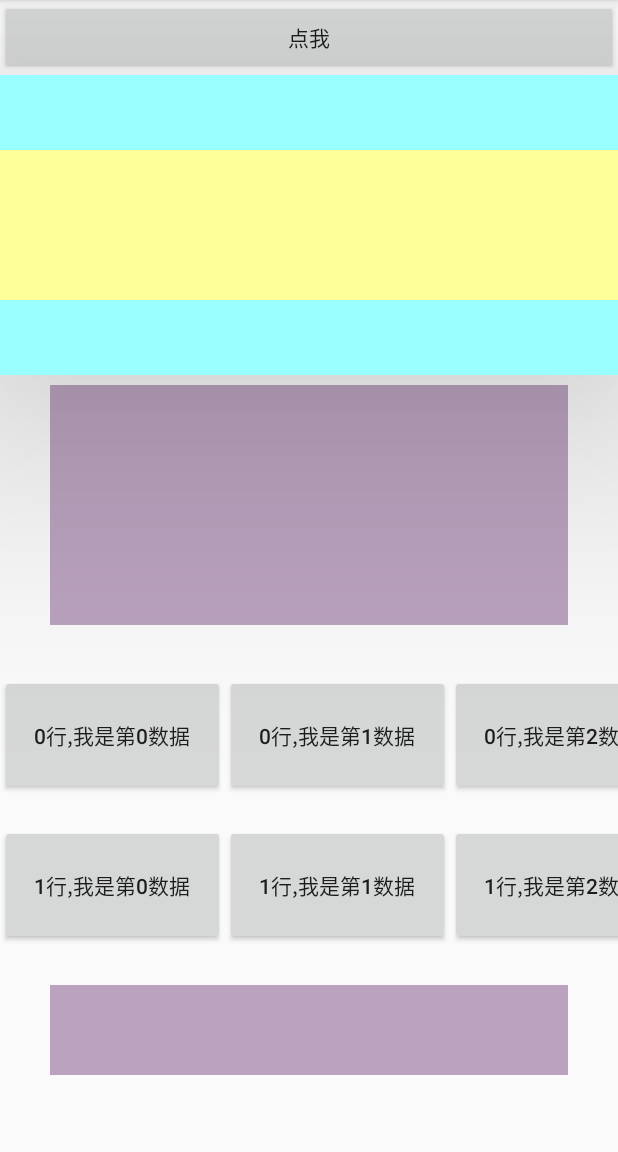
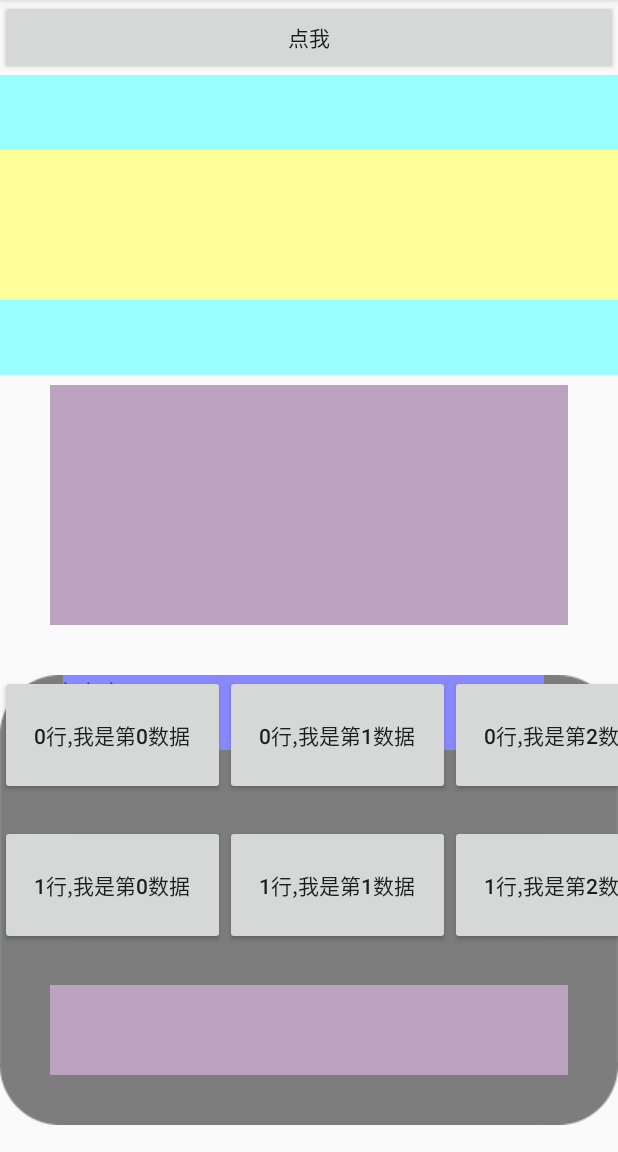
Before and after one commit to RainMtime/DemoTest, an Android app: the NestedRecycyleViewActivity screen opened directly, with no data from a screen before it, on a phone screen of 412 x 824 dp, the part 84-1236 px from its top. Run offline under Robolectric (Android 15) with nearby library versions, the phone set to English and light mode, and no system bars.

Commit message:
提交RadioSwipeCardView的代码。

```diff
--- a/DemoTest/app/src/main/res/layout/nested_recycler_view_layout.xml
+++ b/DemoTest/app/src/main/res/layout/nested_recycler_view_layout.xml
@@ -7,15 +7,14 @@
     <Button
         android:id="@+id/button"
         android:layout_width="match_parent"
-        android:elevation="0dp"
         android:layout_height="50dp"
         android:text="点我" />
+
 
 
     <com.example.chunyu.demotest.customeView.SwitchCardView
         android:layout_below="@+id/button"
         android:id="@+id/swith_cardview"
-        android:translationZ="100dp"
         android:layout_width="match_parent"
         android:background="#99ffff"
         android:clipChildren="false"
@@ -30,6 +29,8 @@
 
     </com.example.chunyu.demotest.customeView.SwitchCardView>
 
+
+
     <com.example.chunyu.demotest.customeView.RadioSwipeCardView
         android:id="@+id/swipe_view"
        android:layout_below="@+id/swith_cardview"
@@ -37,6 +38,20 @@
         android:layout_height="200dp">
 
     </com.example.chunyu.demotest.customeView.RadioSwipeCardView>
+
+
+    <RelativeLayout
+        android:layout_below="@id/swipe_view"
+        android:layout_width="match_parent"
+        android:background="@drawable/bg_follow"
+        android:layout_height="300dp">
+        <TextView
+            android:layout_width="match_parent"
+             android:background="#8888ff"
+            android:layout_height="50dp"
+            android:text = "hahaha"/>
+    </RelativeLayout>
+
 
 
     <!--<com.example.chunyu.demotest.customeView.FloatView-->
```
Also changed, not shown: DemoTest/app/src/main/java/com/example/chunyu/demotest/customeView/RadioSwipeCardView.java (+24 -15 lines), DemoTest/app/src/main/res/drawable/bg_follow.9.png (added), 1 other file.
